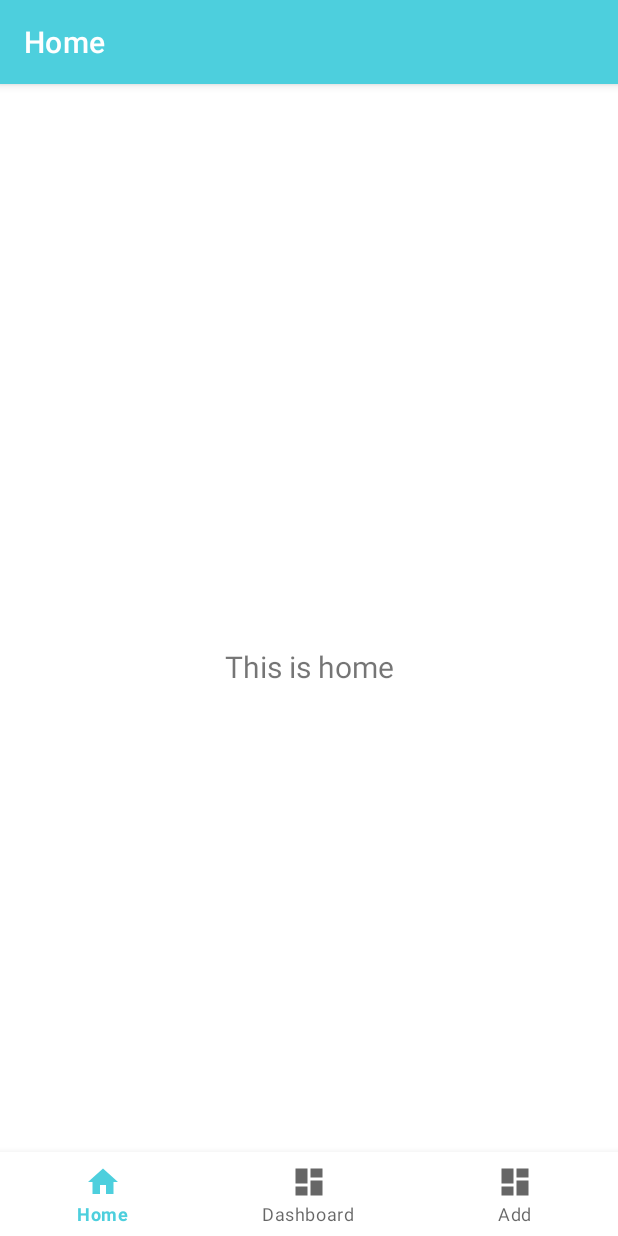
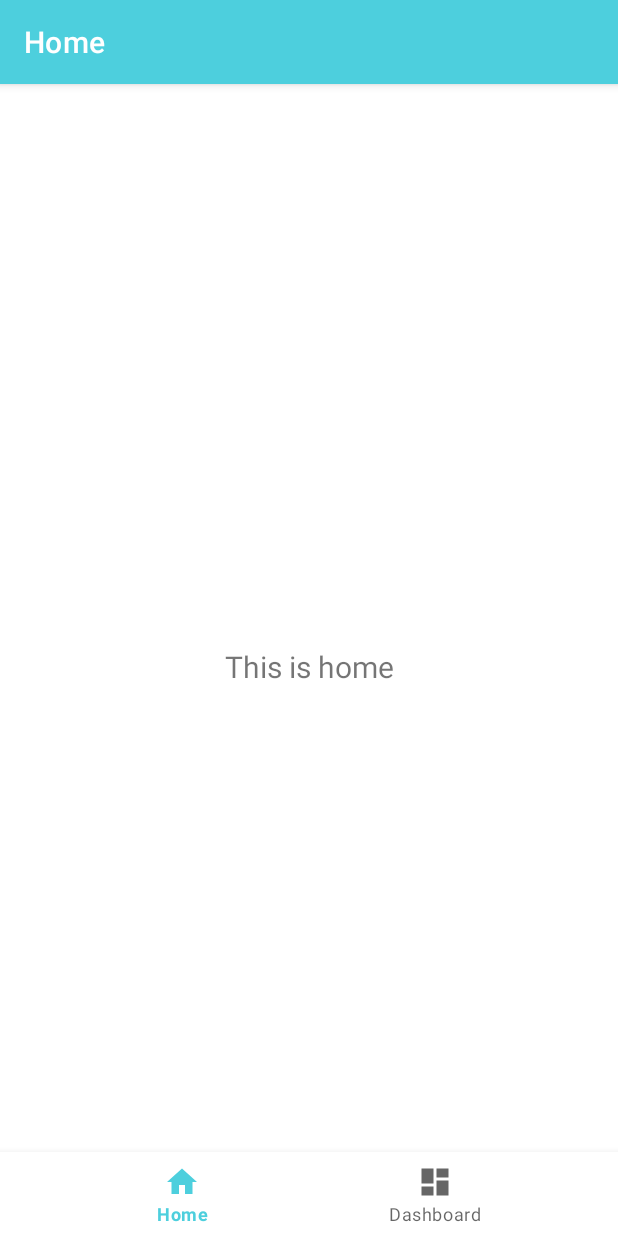
Before and after one commit to izutsumiii/flashcard-android-app, an Android app: the screen it shows after launch (MainActivity), on a phone screen of 412 x 824 dp. Run offline under Robolectric (Android 15) with nearby library versions, the phone set to English and light mode, and no system bars; our stand-ins replace navigation-ui.

Commit message:
Remove unused menu and convert add word fragment to activity

```diff
--- a/app/src/main/AndroidManifest.xml
+++ b/app/src/main/AndroidManifest.xml
@@ -23,6 +23,10 @@
             android:exported="false"
             android:parentActivityName=".MainActivity" />
         <activity
+            android:name=".ui.form.WordFormActivity"
+            android:exported="false"
+            android:parentActivityName=".MainActivity" />
+        <activity
             android:name=".MainActivity"
             android:exported="true"
             android:label="@string/app_name">
--- a/app/src/main/java/com/example/flashcard/MainActivity.java
+++ b/app/src/main/java/com/example/flashcard/MainActivity.java
@@ -25,20 +25,12 @@ public class MainActivity extends AppCompatActivity {
 
         BottomNavigationView navView = findViewById(R.id.nav_view);
         AppBarConfiguration appBarConfiguration = new AppBarConfiguration.Builder(
-                R.id.navigation_home, R.id.navigation_dashboard, R.id.navigation_add)
+                R.id.navigation_home, R.id.navigation_dashboard)
                 .build();
         NavController navController = Navigation.findNavController(this, R.id.nav_host_fragment_activity_main);
         NavigationUI.setupActionBarWithNavController(this, navController, appBarConfiguration);
         NavigationUI.setupWithNavController(binding.navView, navController);
 
-//        navController.addOnDestinationChangedListener((controller, destination, arguments) -> {
-//            if (destination.getId() == R.id.navigation_home || destination.getId() == R.id.navigation_dashboard || destination.getId() == R.id.navigation_add) {
-//                getSupportActionBar().setDisplayHomeAsUpEnabled(false);
-//                getSupportActionBar().setDisplayShowHomeEnabled(false);
-//            } else {
-//                getSupportActionBar().setDisplayHomeAsUpEnabled(true);
-//                getSupportActionBar().setDisplayShowHomeEnabled(true);
-//            }
-//        });
+
     }
 }
--- a/app/src/main/java/com/example/flashcard/ui/wordlist/WordList.java
+++ b/app/src/main/java/com/example/flashcard/ui/wordlist/WordList.java
@@ -4,12 +4,15 @@ import androidx.appcompat.app.AppCompatActivity;
 import androidx.recyclerview.widget.LinearLayoutManager;
 import androidx.recyclerview.widget.RecyclerView;
 
+import android.content.Intent;
 import android.os.Bundle;
 import android.view.View;
 import android.widget.Button;
 
 import com.example.flashcard.R;
 import com.example.flashcard.modal.WordModel;
+import com.example.flashcard.ui.form.FolderFormActivity;
+import com.example.flashcard.ui.form.WordFormActivity;
 
 import java.util.ArrayList;
 import java.util.List;
@@ -60,7 +63,8 @@ public class WordList extends AppCompatActivity {
         findViewById(R.id.fabAdd).setOnClickListener(new View.OnClickListener() {
             @Override
             public void onClick(View view) {
-                // Handle add button click
+                Intent intent = new Intent(WordList.this, WordFormActivity.class);
+                startActivity(intent);
             }
         });
     }
--- a/app/src/main/res/menu/bottom_nav_menu.xml
+++ b/app/src/main/res/menu/bottom_nav_menu.xml
@@ -11,9 +11,4 @@
         android:icon="@drawable/ic_dashboard_black_24dp"
         android:title="@string/title_dashboard" />
 
-    <item
-        android:id="@+id/navigation_add"
-        android:icon="@drawable/ic_dashboard_black_24dp"
-        android:title="Add" />
-
 </menu>
--- a/app/src/main/res/navigation/mobile_navigation.xml
+++ b/app/src/main/res/navigation/mobile_navigation.xml
@@ -17,9 +17,5 @@
         android:label="@string/title_dashboard"
         tools:layout="@layout/fragment_dashboard" />
 
-    <fragment
-        android:id="@+id/navigation_add"
-        android:name="com.example.flashcard.ui.form.Form"
-        android:label="@string/title_notifications"
-        tools:layout="@layout/fragment_form" />
+
 </navigation>
```
Also changed, not shown: app/src/main/java/com/example/flashcard/ui/form/Form.java (deleted, +0 -55 lines), app/src/main/java/com/example/flashcard/ui/form/WordFormActivity.java (added, +46 -0 lines), app/src/main/res/layout/activity_word_form.xml (renamed from app/src/main/res/layout/fragment_form.xml).
